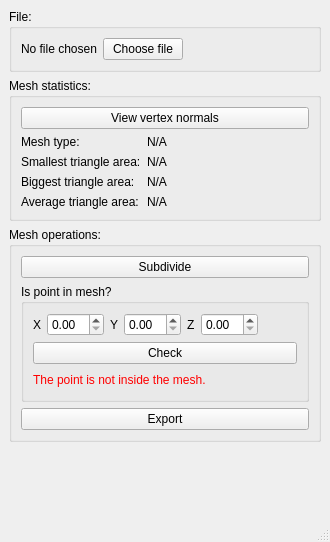
This is UI/mainwindow.ui in mmstratiev/MeshParser as Qt 5 draws it before an edit. The edited form follows.
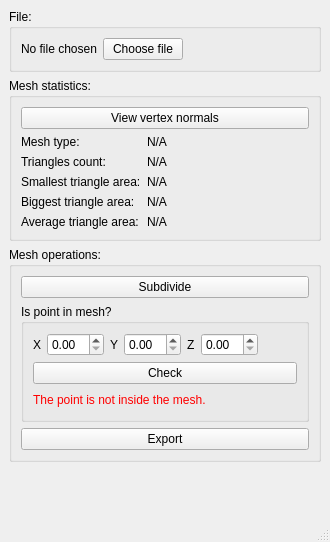
This is the edited form.

The edit to the form file:
```diff
--- a/UI/mainwindow.ui
+++ b/UI/mainwindow.ui
@@ -99,6 +99,13 @@
              </property>
             </widget>
            </item>
+           <item>
+            <widget class="QLabel" name="label">
+             <property name="text">
+              <string>Triangles count:</string>
+             </property>
+            </widget>
+           </item>
            <item>
             <widget class="QLabel" name="label_3">
              <property name="text">
@@ -140,6 +147,13 @@
              </property>
             </widget>
            </item>
+           <item>
+            <widget class="QLabel" name="TriCountLabel">
+             <property name="text">
+              <string>N/A</string>
+             </property>
+            </widget>
+           </item>
            <item>
             <widget class="QLabel" name="MinTriAreaLabel">
              <property name="text">
```
